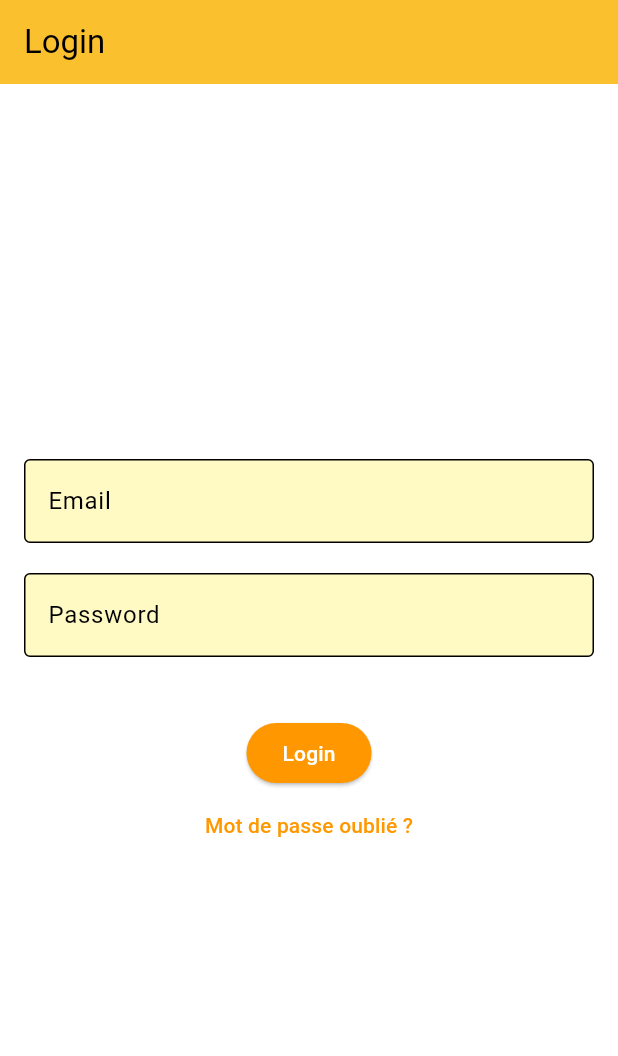
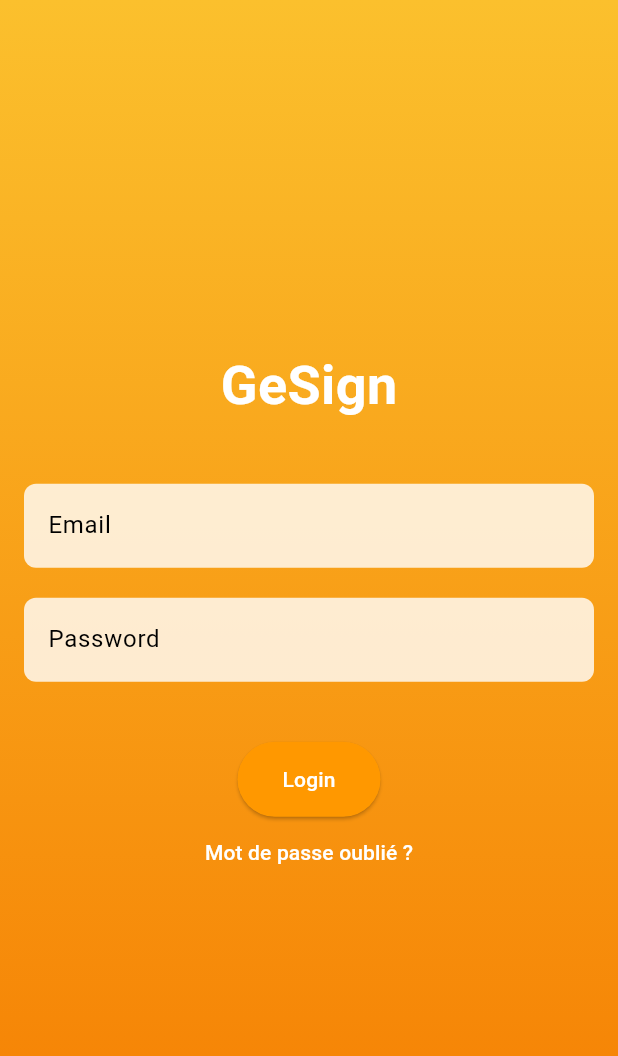
Before and after one commit to PA-2024/Mobile, a Flutter app: the screen it shows after launch, on a phone screen of 412 x 824 dp. Shown: the top 1056 px of the screen. Run offline on Flutter 3.47's test engine with Material 3 defaults, Android fonts, the phone set to English and light mode, and no system bars; our stand-ins replace flutter_riverpod, pull_to_refresh, syncfusion_flutter_calendar.

Commit message:
better design

```diff
--- a/testges/lib/main.dart
+++ b/testges/lib/main.dart
@@ -17,7 +17,7 @@
   @override
   Widget build(BuildContext context) {
     return MaterialApp(
-      title: 'Flutter Demo',
+      title: 'GeSign',
       theme: ThemeData(
         primarySwatch: Colors.yellow,
         colorScheme: ColorScheme(
--- a/testges/lib/page/login_page.dart
+++ b/testges/lib/page/login_page.dart
@@ -8,12 +8,34 @@ class LoginPage extends ConsumerStatefulWidget {
   _LoginPageState createState() => _LoginPageState();
 }
 
-class _LoginPageState extends ConsumerState<LoginPage> {
+class _LoginPageState extends ConsumerState<LoginPage> with SingleTickerProviderStateMixin {
   final TextEditingController _emailController = TextEditingController();
   final TextEditingController _passwordController = TextEditingController();
   final AuthService _authService = AuthService();
   bool _isLoading = false;
   String? _errorMessage;
+  late AnimationController _controller;
+  late Animation<double> _animation;
+
+  @override
+  void initState() {
+    super.initState();
+    _controller = AnimationController(
+      duration: const Duration(seconds: 1),
+      vsync: this,
+    );
+    _animation = CurvedAnimation(
+      parent: _controller,
+      curve: Curves.easeIn,
+    );
+    _controller.forward();
+  }
+
+  @override
+  void dispose() {
+    _controller.dispose();
+    super.dispose();
+  }
 
   Future<void> _login() async {
     setState(() {
@@ -46,53 +68,90 @@ class _LoginPageState extends ConsumerState<LoginPage> {
   @override
   Widget build(BuildContext context) {
     return Scaffold(
-      backgroundColor: Colors.white,
-      appBar: AppBar(
-        title: Text('Login'),
-        backgroundColor: Colors.yellow[700],
+      body: Container(
+        decoration: BoxDecoration(
+          gradient: LinearGradient(
+            colors: [Colors.yellow[700]!, Colors.orange[700]!],
+            begin: Alignment.topCenter,
+            end: Alignment.bottomCenter,
           ),
-      body: Padding(
+        ),
+        child: Padding(
           padding: const EdgeInsets.all(16.0),
           child: Column(
             mainAxisAlignment: MainAxisAlignment.center,
             children: <Widget>[
-            TextField(
+              ScaleTransition(
+                scale: _animation,
+                child: Text(
+                  'GeSign',
+                  style: TextStyle(
+                    fontSize: 36,
+                    fontWeight: FontWeight.bold,
+                    color: Colors.white,
+                  ),
+                ),
+              ),
+              SizedBox(height: 40),
+              FadeTransition(
+                opacity: _animation,
+                child: TextField(
                   controller: _emailController,
                   decoration: InputDecoration(
                     labelText: 'Email',
-                border: OutlineInputBorder(),
+                    border: OutlineInputBorder(
+                      borderRadius: BorderRadius.circular(8.0),
+                      borderSide: BorderSide.none,
+                    ),
                     filled: true,
-                fillColor: Colors.yellow[100],
+                    fillColor: Colors.white.withOpacity(0.8),
+                  ),
                 ),
               ),
               SizedBox(height: 20),
-            TextField(
+              FadeTransition(
+                opacity: _animation,
+                child: TextField(
                   controller: _passwordController,
                   decoration: InputDecoration(
                     labelText: 'Password',
-                border: OutlineInputBorder(),
+                    border: OutlineInputBorder(
+                      borderRadius: BorderRadius.circular(8.0),
+                      borderSide: BorderSide.none,
+                    ),
                     filled: true,
-                fillColor: Colors.yellow[100],
+                    fillColor: Colors.white.withOpacity(0.8),
                   ),
                   obscureText: true,
                 ),
+              ),
               SizedBox(height: 20),
               if (_errorMessage != null)
-              Text(
+                FadeTransition(
+                  opacity: _animation,
+                  child: Text(
                     _errorMessage!,
                     style: TextStyle(color: Colors.red),
+                  ),
                 ),
               SizedBox(height: 20),
               if (_isLoading)
                 CircularProgressIndicator()
               else
-              ElevatedButton(
+                FadeTransition(
+                  opacity: _animation,
+                  child: ElevatedButton(
                     onPressed: _login,
                     style: ElevatedButton.styleFrom(
                       backgroundColor: Colors.orange, // background (button) color
                       foregroundColor: Colors.white, // foreground (text) color
+                      shape: RoundedRectangleBorder(
+                        borderRadius: BorderRadius.circular(30.0),
+                      ),
+                      padding: EdgeInsets.symmetric(horizontal: 30, vertical: 15),
                     ),
                     child: Text('Login'),
+                  ),
                 ),
               TextButton(
                 onPressed: () {
@@ -100,12 +159,13 @@ class _LoginPageState extends ConsumerState<LoginPage> {
                 },
                 child: Text('Mot de passe oublié ?'),
                 style: TextButton.styleFrom(
-                foregroundColor: Colors.orange, // Text color
+                  foregroundColor: Colors.white, // Text color
                 ),
               ),
             ],
           ),
         ),
+      ),
     );
   }
 }
```
Also changed, not shown: testges/lib/page/home_screen.dart (+23 -6 lines), testges/lib/page/main/absence_page.dart (+17 -3 lines). Lines whose indentation alone changed are shown as unchanged.
